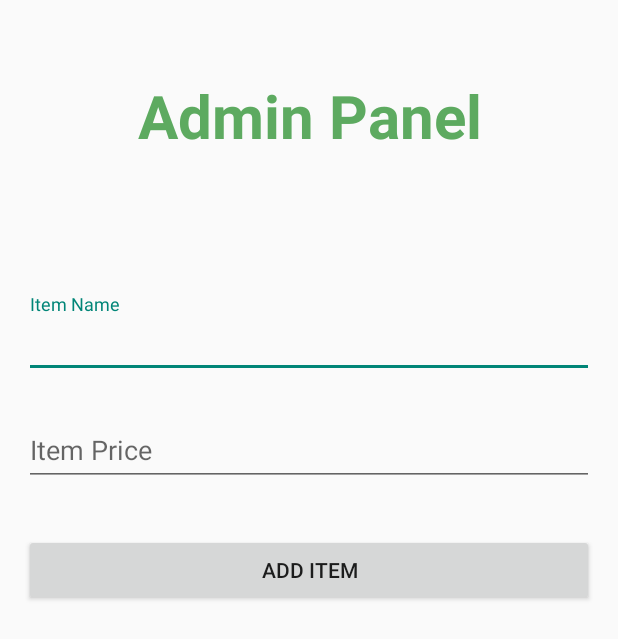
After one commit to VahanHar/PC_Companion, an Android app: the AdminActivity screen opened directly, with no data from a screen before it, on a phone screen of 412 x 824 dp. The commit adds this screen. Shown: the top 639 px of the screen. Run offline under Robolectric (Android 15) with nearby library versions, the phone set to English and light mode, and no system bars; our stand-ins replace Firebase (no records; nobody signed in at launch, a user with empty details on screens opened directly).

Commit message:
application V03

```diff
--- /dev/null
+++ b/app/src/main/java/com/example/pcplanner/MainMenu/AdminActivity.java
@@ -0,0 +1,75 @@
+package com.example.pcplanner.MainMenu;
+
+import android.os.Bundle;
+import android.view.View;
+import android.widget.Button;
+import android.widget.EditText;
+import android.widget.Toast;
+
+import androidx.annotation.NonNull;
+import androidx.appcompat.app.AppCompatActivity;
+
+import com.example.pcplanner.R;
+import com.google.android.gms.tasks.OnFailureListener;
+import com.google.android.gms.tasks.OnSuccessListener;
+import com.google.android.material.textfield.TextInputEditText;
+import com.google.android.material.textfield.TextInputLayout;
+import com.google.firebase.firestore.CollectionReference;
+import com.google.firebase.firestore.DocumentReference;
+import com.google.firebase.firestore.FirebaseFirestore;
+
+import java.util.HashMap;
+import java.util.Map;
+
+public class AdminActivity extends AppCompatActivity {
+
+    TextInputEditText itemNameEditText, itemPriceEditText;
+    Button addItemButton;
+
+    FirebaseFirestore firestore;
+
+    @Override
+    protected void onCreate(Bundle savedInstanceState) {
+        super.onCreate(savedInstanceState);
+        setContentView(R.layout.activity_admin);
+
+        itemNameEditText = findViewById(R.id.editText_itemName);
+        itemPriceEditText = findViewById(R.id.editText_itemPrice);
+        addItemButton = findViewById(R.id.button_addItem);
+        firestore = FirebaseFirestore.getInstance();
+
+        addItemButton.setOnClickListener(new View.OnClickListener() {
+            @Override
+            public void onClick(View v) {
+                String itemName = itemNameEditText.getText().toString();
+                String itemPrice = itemPriceEditText.getText().toString();
+
+                if (itemName.isEmpty() || itemPrice.isEmpty()) {
+                    Toast.makeText(getApplicationContext(), "Please enter item name and price", Toast.LENGTH_SHORT).show();
+                } else {
+                    Map<String, Object> item = new HashMap<>();
+                    item.put("name", itemName);
+                    item.put("price", itemPrice);
+
+                    CollectionReference itemsRef = firestore.collection("items");
+
+                    itemsRef.add(item)
+                            .addOnSuccessListener(new OnSuccessListener<DocumentReference>() {
+                                @Override
+                                public void onSuccess(DocumentReference documentReference) {
+                                    Toast.makeText(getApplicationContext(), "Item added successfully", Toast.LENGTH_SHORT).show();
+                                    itemNameEditText.setText("");
+                                    itemPriceEditText.setText("");
+                                }
+                            })
+                            .addOnFailureListener(new OnFailureListener() {
+                                @Override
+                                public void onFailure(@NonNull Exception e) {
+                                    Toast.makeText(getApplicationContext(), "Error adding item", Toast.LENGTH_SHORT).show();
+                                }
+                            });
+                }
+            }
+        });
+    }
+}
--- /dev/null
+++ b/app/src/main/res/layout/activity_admin.xml
@@ -0,0 +1,65 @@
+<?xml version="1.0" encoding="utf-8"?>
+<LinearLayout xmlns:android="http://schemas.android.com/apk/res/android"
+    android:layout_width="match_parent"
+    android:layout_height="match_parent"
+    android:orientation="vertical">
+    <TextView
+        android:id="@+id/admin_panel_text"
+        android:layout_width="match_parent"
+        android:layout_height="wrap_content"
+        android:layout_marginBottom="60dp"
+        android:gravity="center"
+        android:layout_marginTop="50dp"
+        android:text="Admin Panel"
+        android:textSize="40sp"
+        android:textColor="#5DAA60"
+        android:textStyle="bold" />
+
+    <!-- Item Name -->
+    <com.google.android.material.textfield.TextInputLayout
+        android:id="@+id/textInput_itemName"
+        android:layout_width="match_parent"
+        android:layout_height="wrap_content"
+        android:layout_marginTop="32dp"
+        android:layout_marginStart="16dp"
+        android:layout_marginEnd="16dp">
+
+        <com.google.android.material.textfield.TextInputEditText
+            android:id="@+id/editText_itemName"
+            android:layout_width="match_parent"
+            android:layout_height="wrap_content"
+            android:hint="Item Name" />
+
+    </com.google.android.material.textfield.TextInputLayout>
+
+    <!-- Item Price -->
+    <com.google.android.material.textfield.TextInputLayout
+        android:id="@+id/textInput_itemPrice"
+        android:layout_width="match_parent"
+        android:layout_height="wrap_content"
+        android:layout_below="@id/textInput_itemName"
+        android:layout_marginTop="16dp"
+        android:layout_marginStart="16dp"
+        android:layout_marginEnd="16dp">
+
+        <com.google.android.material.textfield.TextInputEditText
+            android:id="@+id/editText_itemPrice"
+            android:layout_width="match_parent"
+            android:layout_height="wrap_content"
+            android:hint="Item Price" />
+
+    </com.google.android.material.textfield.TextInputLayout>
+
+    <Button
+        android:id="@+id/button_addItem"
+        android:layout_width="match_parent"
+        android:layout_height="wrap_content"
+        android:layout_below="@id/textInput_itemPrice"
+        android:layout_marginTop="32dp"
+        android:layout_marginStart="16dp"
+        android:layout_marginEnd="16dp"
+        android:text="Add Item" />
+
+
+
+</LinearLayout>
--- a/app/src/main/res/values-night/themes.xml
+++ b/app/src/main/res/values-night/themes.xml
@@ -1,6 +1,6 @@
 <resources xmlns:tools="http://schemas.android.com/tools">
     <!-- Base application theme. -->
-    <style name="Theme.PCPlanner" parent="Theme.MaterialComponents.DayNight.DarkActionBar">
+    <style name="Theme.PCPlanner" parent="Theme.AppCompat.Light.NoActionBar">
         <!-- Primary brand color. -->
         <item name="colorPrimary">@color/purple_200</item>
         <item name="colorPrimaryVariant">@color/purple_700</item>
--- a/app/src/main/res/values/strings.xml
+++ b/app/src/main/res/values/strings.xml
@@ -5,7 +5,6 @@
     <string name="current_language_text_en">Current Language: English</string>
     <string name="current_language_text_ru">Current Language: RUSSIAN</string>
     <string name="current_language_text">Current Language</string>
-    <string name="login">Login</string>
     <string name="email">Email</string>
     <string name="password">Password</string>
     <string name="register">Register</string>
--- a/app/src/main/res/values/themes.xml
+++ b/app/src/main/res/values/themes.xml
@@ -1,6 +1,6 @@
 <resources xmlns:tools="http://schemas.android.com/tools">
     <!-- Base application theme. -->
-    <style name="Theme.PCPlanner" parent="Theme.MaterialComponents.DayNight.DarkActionBar">
+    <style name="Theme.PCPlanner" parent="Theme.AppCompat.Light.NoActionBar">
         <!-- Primary brand color. -->
         <item name="colorPrimary">#211637</item>
         <item name="colorPrimaryVariant">@color/purple_700</item>
```
Also changed, not shown: app/src/main/AndroidManifest.xml (+13 -2 lines), app/src/main/java/com/example/pcplanner/MainMenu/Login.java (+50 -10 lines), app/src/main/java/com/example/pcplanner/MainMenu/Register.java (+23 -1 lines), app/src/main/res/anim/slide_in_left.xml (added, +7 -0 lines), app/src/main/res/anim/slide_in_right.xml (added, +12 -0 lines), app/src/main/res/anim/slide_out_left.xml (added, +7 -0 lines), app/src/main/res/anim/slide_out_right.xml (added, +7 -0 lines), app/src/main/res/drawable/bg_rounded_edittext.xml (added, +9 -0 lines), app/src/main/res/drawable/btn1.xml (added, +10 -0 lines), app/src/main/res/layout/activity_login.xml (+44 -19 lines), app/src/main/res/layout/activity_register.xml (+35 -11 lines), app/src/main/res/drawable/ic_password.png (added), 109 other files.
